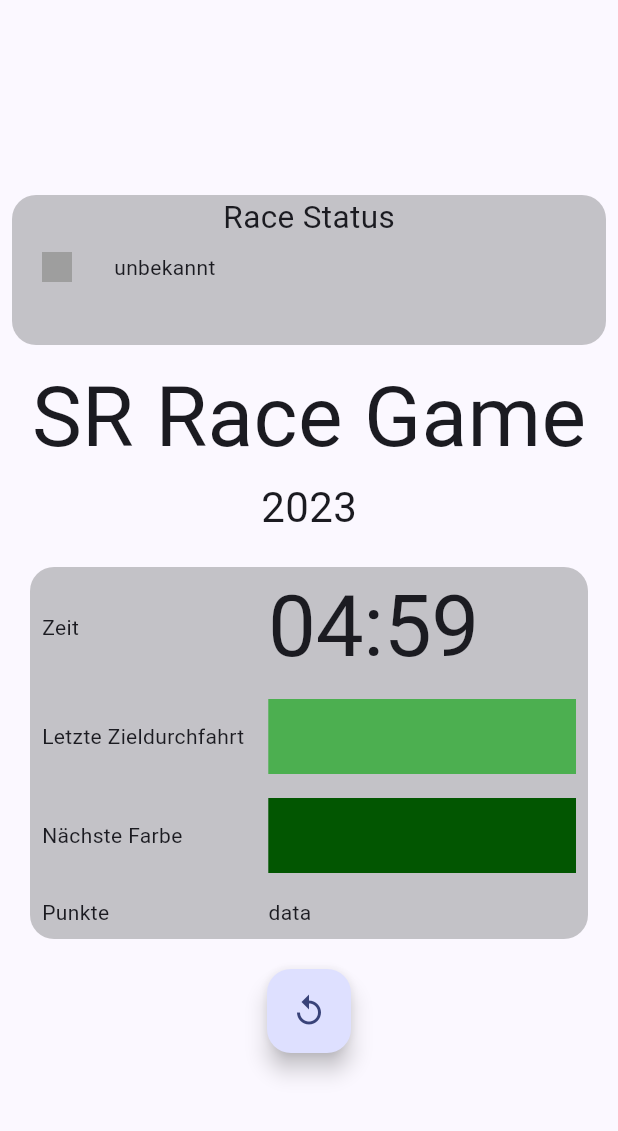
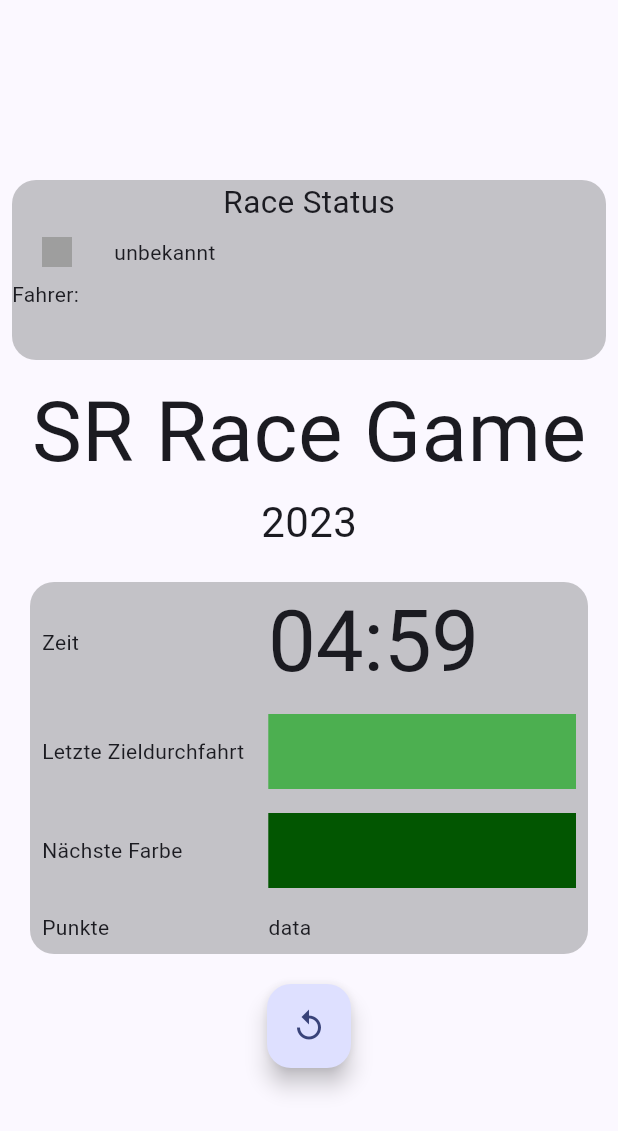
Before and after one commit to watho/sr-race-monitor, a Flutter app: the GameDesktopPage screen opened directly with empty values, after a tap on the "play arrow" icon, on a phone screen of 412 x 824 dp. Shown: the top 1131 px of the screen. Run offline on Flutter 3.47's test engine with Material 3 defaults, Android fonts, the phone set to English and light mode, and no system bars; our stand-ins replace bloc, equatable, flutter_bloc, go_router, logger; missing offline and left inert: shelf_cors_headers, shelf_plus.

Commit message:
More requests. New Driverobject.

```diff
--- a/lib/event_model/bloc/race_event_bloc_event.dart
+++ b/lib/event_model/bloc/race_event_bloc_event.dart
@@ -34,14 +34,18 @@ final class RaceStatusChanged extends RaceEventBlocEvent {
 }
 
 final class UiLapUpdated extends RaceEventBlocEvent {
-  const UiLapUpdated(super.timestamp,
-      {required this.controllerId,
-      required this.controllerBgColor,
-      required this.controllerTextColor,
-      required this.laptime});
+  const UiLapUpdated(
+    super.timestamp, {
+    required this.controllerId,
+    required this.controllerBgColor,
+    required this.controllerTextColor,
+    required this.laptime,
+    required this.driver,
+  });
 
   final String controllerId;
   final Color controllerBgColor;
   final Color controllerTextColor;
   final String laptime;
+  final Driver driver;
 }
--- a/lib/event_model/bloc/race_event_bloc_state.dart
+++ b/lib/event_model/bloc/race_event_bloc_state.dart
@@ -33,6 +33,15 @@ class RaceEventUiLapUpdate extends RaceEventBlocState {
       [controllerId, laptime, controllerBgColor, controllerTextColor];
 }
 
+class RaceEventDriversChanged extends RaceEventBlocState {
+  const RaceEventDriversChanged(this.driverList);
+
+  final List<Driver> driverList;
+
+  @override
+  List<Object> get props => [driverList.hashCode];
+}
+
 class RaceEventEventStart extends RaceEventBlocState {
   const RaceEventEventStart();
 }
--- a/lib/event_model/ui_lap_update.dart
+++ b/lib/event_model/ui_lap_update.dart
@@ -6,10 +6,15 @@ part 'ui_lap_update.g.dart';
 class UiLapUpdate {
   // @JsonKey(name: 'old')
   final String controllerId;
+  final String laptime;
   final ControllerData controllerData;
-  final String laptime;
+  final DriverData driverData;
 
-  UiLapUpdate(this.controllerData, this.laptime, {required this.controllerId});
+  UiLapUpdate(
+      {required this.controllerData,
+      required this.laptime,
+      required this.controllerId,
+      required this.driverData});
 
   Map<String, dynamic> toJson() => _$UiLapUpdateToJson(this);
 
@@ -29,3 +34,17 @@ class ControllerData {
   static ControllerData fromJson(Map<String, dynamic> json) =>
       _$ControllerDataFromJson(json);
 }
+
+@JsonSerializable(fieldRename: FieldRename.snake)
+class DriverData {
+  final int id;
+  final String name;
+  final String nameShort;
+
+  DriverData({required this.id, required this.name, required this.nameShort});
+
+  Map<String, dynamic> toJson() => _$DriverDataToJson(this);
+
+  static DriverData fromJson(Map<String, dynamic> json) =>
+      _$DriverDataFromJson(json);
+}
--- /dev/null
+++ b/lib/model/driver_model.dart
@@ -0,0 +1,21 @@
+import 'package:equatable/equatable.dart';
+import 'package:flutter/material.dart';
+
+final class Driver extends Equatable {
+  final int id;
+  final String name;
+  final String shortName;
+  final Color bgColor;
+  final Color textColor;
+
+  const Driver(
+      {required this.id,
+      required this.name,
+      required this.shortName,
+      required this.bgColor,
+      required this.textColor});
+
+  @override
+  // TODO: implement props
+  List<Object?> get props => [id, name, shortName, bgColor, textColor];
+}
--- a/lib/ui/race_state_table.dart
+++ b/lib/ui/race_state_table.dart
@@ -1,6 +1,7 @@
 import 'package:flutter/material.dart';
 import 'package:flutter_bloc/flutter_bloc.dart';
 import 'package:smart_race_monitor/event_model/bloc/race_event_bloc.dart';
+import 'package:smart_race_monitor/model/driver_model.dart';
 
 class RaceStatusTableBox extends StatelessWidget {
   const RaceStatusTableBox({super.key});
@@ -11,7 +12,7 @@ class RaceStatusTableBox extends StatelessWidget {
       padding: const EdgeInsets.all(8.0),
       child: Container(
         width: double.infinity,
-        height: 100,
+        height: 120,
         decoration: BoxDecoration(
           color: const Color.fromRGBO(112, 113, 115, 0.4),
           borderRadius: BorderRadius.circular(16),
@@ -31,20 +32,19 @@ class RaceStatusTableBox extends StatelessWidget {
                   0: FixedColumnWidth(60),
                   1: FlexColumnWidth(),
                 },
-                children: [createStatusRow(Colors.white, "unbekannt")],
+                children: const [
+                  TableRow(children: [
+                    RaceStateBox(),
+                    RaceStateText(),
+                  ]),
+                  TableRow(children: [Text("Fahrer:"), DriversBox()])
+                ],
               ),
             ),
           ],
         ),
       ),
     );
-  }
-
-  TableRow createStatusRow(Color c1, String status1) {
-    return const TableRow(children: [
-      RaceStateBox(),
-      RaceStateText(),
-    ]);
   }
 }
 
@@ -92,6 +92,32 @@ class RaceStateText extends StatelessWidget {
   }
 }
 
+class DriversBox extends StatelessWidget {
+  const DriversBox({super.key});
+
+  @override
+  Widget build(BuildContext context) {
+    List<Widget> driversList = [];
+    return BlocBuilder<RaceEventBloc, RaceEventBlocState>(
+      buildWhen: (previous, current) =>
+          previous != current && current is RaceEventDriversChanged,
+      builder: (context, state) {
+        // FIXME Only RaceEventUiLapUpdate not RaceEventDriversChanged
+        print("state $state");
+        List<Driver> drivers = switch (state) {
+          RaceEventDriversChanged() => state.driverList,
+          _ => []
+        };
+        print("DriversList: $driversList");
+        List<Widget> driverWidgets = drivers.map((e) => Text(e.name)).toList();
+        return Row(
+          children: driverWidgets,
+        );
+      },
+    );
+  }
+}
+
 ({MaterialColor color, String label}) raceStatusToColor(RaceStatus raceStatus) {
   return switch (raceStatus) {
     RaceStatus.running => (color: Colors.green, label: 'Läuft'),
```
Also changed, not shown: lib/event_model/bloc/race_event_bloc.dart (+22 -6 lines), lib/event_model/ui_lap_update.g.dart, 5 other files.
